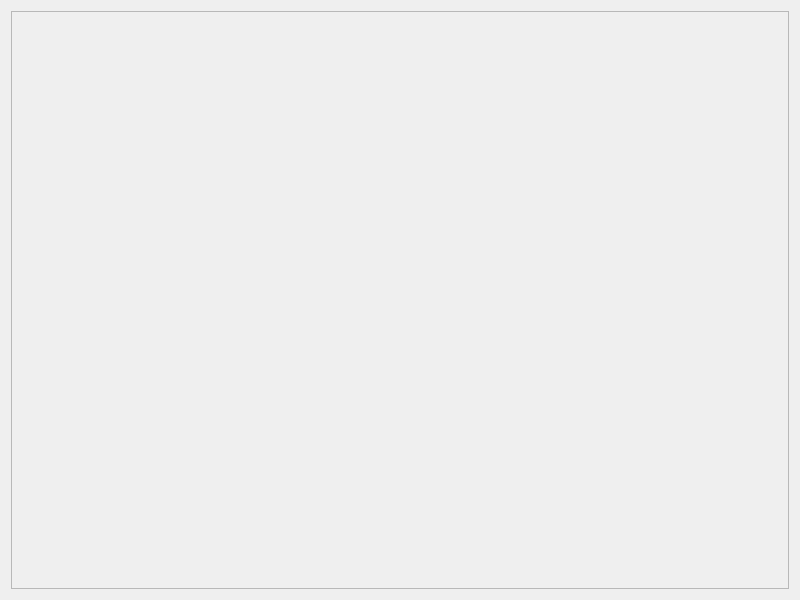
This is actividad1/src/mainUI.ui in Superpor22/Robotica_g3_25_26 as Qt 5 draws it before an edit. The edited form follows.
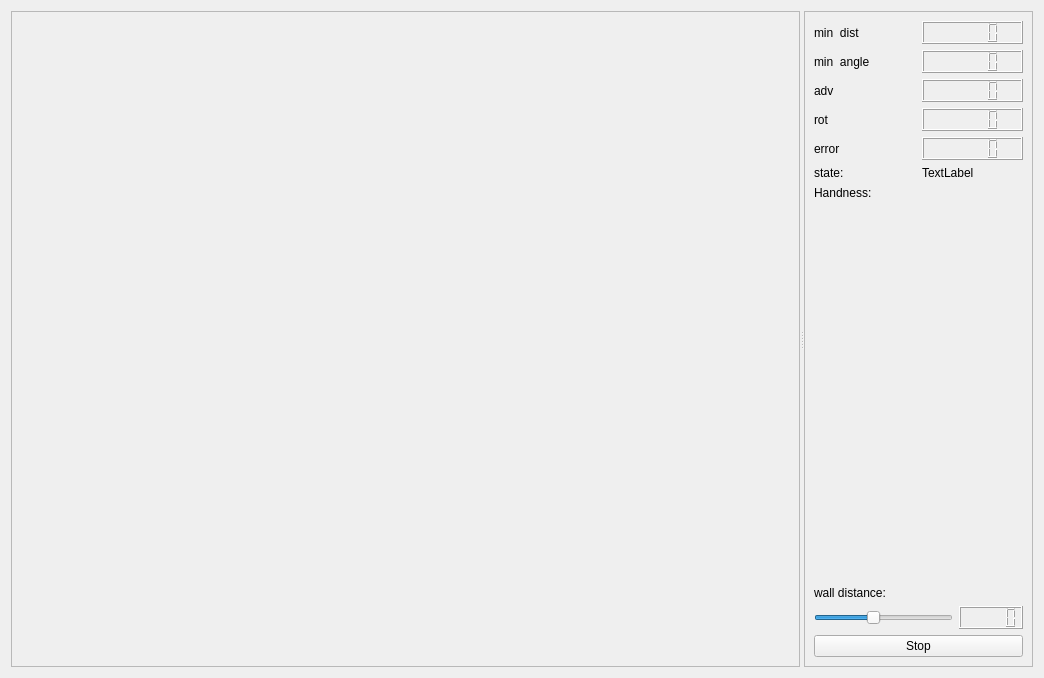
This is the edited form.

Diff of the .ui file:
```diff
--- a/actividad1/src/mainUI.ui
+++ b/actividad1/src/mainUI.ui
@@ -6,22 +6,233 @@
    <rect>
     <x>0</x>
     <y>0</y>
-    <width>800</width>
-    <height>600</height>
+    <width>1044</width>
+    <height>678</height>
    </rect>
   </property>
   <property name="windowTitle">
    <string>chocachoca</string>
   </property>
-  <layout class="QVBoxLayout" name="verticalLayout">
+  <layout class="QVBoxLayout" name="verticalLayout_3">
    <item>
-    <widget class="QFrame" name="frame">
-     <property name="frameShape">
-      <enum>QFrame::StyledPanel</enum>
+    <widget class="QSplitter" name="splitter">
+     <property name="orientation">
+      <enum>Qt::Horizontal</enum>
      </property>
-     <property name="frameShadow">
-      <enum>QFrame::Raised</enum>
-     </property>
+     <widget class="QFrame" name="frame">
+      <property name="sizePolicy">
+       <sizepolicy hsizetype="Expanding" vsizetype="Preferred">
+        <horstretch>0</horstretch>
+        <verstretch>0</verstretch>
+       </sizepolicy>
+      </property>
+      <property name="minimumSize">
+       <size>
+        <width>600</width>
+        <height>0</height>
+       </size>
+      </property>
+      <property name="frameShape">
+       <enum>QFrame::StyledPanel</enum>
+      </property>
+      <property name="frameShadow">
+       <enum>QFrame::Raised</enum>
+      </property>
+     </widget>
+     <widget class="QFrame" name="frame_2">
+      <property name="sizePolicy">
+       <sizepolicy hsizetype="Minimum" vsizetype="Preferred">
+        <horstretch>0</horstretch>
+        <verstretch>0</verstretch>
+       </sizepolicy>
+      </property>
+      <property name="frameShape">
+       <enum>QFrame::StyledPanel</enum>
+      </property>
+      <property name="frameShadow">
+       <enum>QFrame::Raised</enum>
+      </property>
+      <layout class="QVBoxLayout" name="verticalLayout_5">
+       <item>
+        <layout class="QVBoxLayout" name="verticalLayout_4">
+         <item>
+          <layout class="QHBoxLayout" name="horizontalLayout_2">
+           <item>
+            <widget class="QLabel" name="label">
+             <property name="text">
+              <string>min  dist</string>
+             </property>
+            </widget>
+           </item>
+           <item>
+            <widget class="QLCDNumber" name="lcdNumber_mindist">
+             <property name="font">
+              <font>
+               <weight>75</weight>
+               <bold>true</bold>
+              </font>
+             </property>
+            </widget>
+           </item>
+          </layout>
+         </item>
+         <item>
+          <layout class="QHBoxLayout" name="horizontalLayout_3">
+           <item>
+            <widget class="QLabel" name="label_2">
+             <property name="text">
+              <string>min  angle</string>
+             </property>
+            </widget>
+           </item>
+           <item>
+            <widget class="QLCDNumber" name="lcdNumber_minangle">
+             <property name="font">
+              <font>
+               <weight>75</weight>
+               <bold>true</bold>
+              </font>
+             </property>
+            </widget>
+           </item>
+          </layout>
+         </item>
+         <item>
+          <layout class="QHBoxLayout" name="horizontalLayout_4">
+           <item>
+            <widget class="QLabel" name="label_4">
+             <property name="text">
+              <string>adv</string>
+             </property>
+            </widget>
+           </item>
+           <item>
+            <widget class="QLCDNumber" name="lcdNumber_adv"/>
+           </item>
+          </layout>
+         </item>
+         <item>
+          <layout class="QHBoxLayout" name="horizontalLayout_5">
+           <item>
+            <widget class="QLabel" name="label_5">
+             <property name="text">
+              <string>rot</string>
+             </property>
+            </widget>
+           </item>
+           <item>
+            <widget class="QLCDNumber" name="lcdNumber_rot"/>
+           </item>
+          </layout>
+         </item>
+         <item>
+          <layout class="QHBoxLayout" name="horizontalLayout_6">
+           <item>
+            <widget class="QLabel" name="label_3">
+             <property name="text">
+              <string>error</string>
+             </property>
+            </widget>
+           </item>
+           <item>
+            <widget class="QLCDNumber" name="lcdNumber_error"/>
+           </item>
+          </layout>
+         </item>
+         <item>
+          <layout class="QHBoxLayout" name="horizontalLayout">
+           <item>
+            <widget class="QLabel" name="label_state_name">
+             <property name="text">
+              <string>state:</string>
+             </property>
+            </widget>
+           </item>
+           <item>
+            <widget class="QLabel" name="label_state">
+             <property name="text">
+              <string>TextLabel</string>
+             </property>
+            </widget>
+           </item>
+          </layout>
+         </item>
+         <item>
+          <layout class="QHBoxLayout" name="horizontalLayout_8">
+           <item>
+            <widget class="QLabel" name="label_7">
+             <property name="text">
+              <string>Handness:</string>
+             </property>
+            </widget>
+           </item>
+           <item>
+            <widget class="QLabel" name="label_handness">
+             <property name="text">
+              <string/>
+             </property>
+            </widget>
+           </item>
+          </layout>
+         </item>
+         <item>
+          <spacer name="verticalSpacer">
+           <property name="orientation">
+            <enum>Qt::Vertical</enum>
+           </property>
+           <property name="sizeHint" stdset="0">
+            <size>
+             <width>20</width>
+             <height>40</height>
+            </size>
+           </property>
+          </spacer>
+         </item>
+         <item>
+          <layout class="QVBoxLayout" name="verticalLayout">
+           <item>
+            <widget class="QLabel" name="label_8">
+             <property name="text">
+              <string>wall distance:</string>
+             </property>
+            </widget>
+           </item>
+           <item>
+            <layout class="QHBoxLayout" name="horizontalLayout_7">
+             <item>
+              <widget class="QSlider" name="horizontalSlider_wall_distance">
+               <property name="maximum">
+                <number>1000</number>
+               </property>
+               <property name="value">
+                <number>420</number>
+               </property>
+               <property name="orientation">
+                <enum>Qt::Horizontal</enum>
+               </property>
+              </widget>
+             </item>
+             <item>
+              <widget class="QLCDNumber" name="lcdNumber_wall_distance"/>
+             </item>
+            </layout>
+           </item>
+          </layout>
+         </item>
+         <item>
+          <widget class="QPushButton" name="pushButton_stop">
+           <property name="text">
+            <string>Stop</string>
+           </property>
+           <property name="checkable">
+            <bool>true</bool>
+           </property>
+          </widget>
+         </item>
+        </layout>
+       </item>
+      </layout>
+     </widget>
     </widget>
    </item>
   </layout>
```
